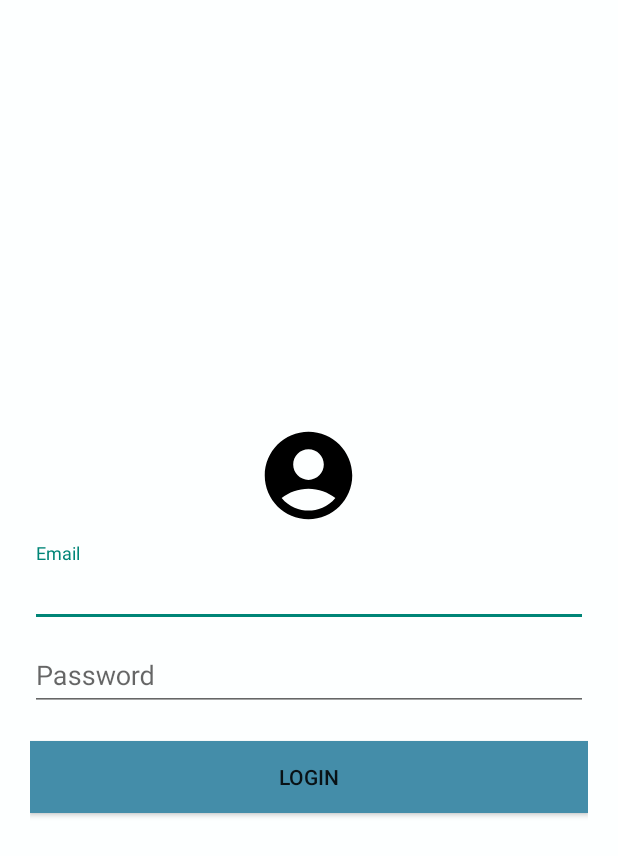
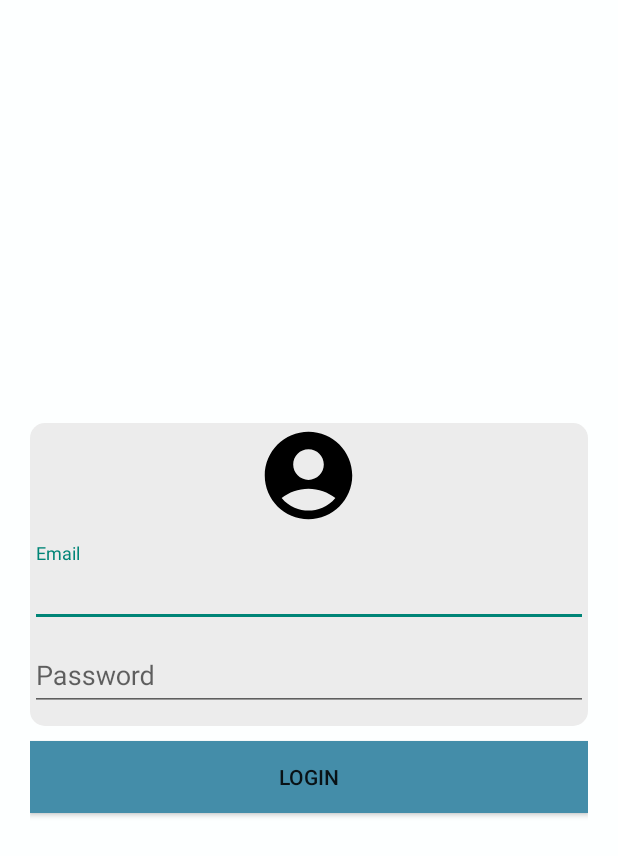
Before and after one commit to emiyuspita/PM-SI21CDX-TWIN-TITANS, an Android app: the screen it shows after launch (MainActivity), on a phone screen of 412 x 824 dp. Shown: the top 856 px of the screen. Run offline under Robolectric (Android 15) with nearby library versions, the phone set to English and light mode, and no system bars.

Commit message:
master: penambahan background pada menu login

```diff
--- a/Program/app/src/main/res/layout/activity_main.xml
+++ b/Program/app/src/main/res/layout/activity_main.xml
@@ -9,6 +9,12 @@
     android:orientation="vertical"
     android:padding="20dp"
     tools:context=".MainActivity">
+
+    <LinearLayout
+        android:layout_width="match_parent"
+        android:layout_height="wrap_content"
+        android:background="@drawable/background"
+        android:orientation="vertical">
 
         <ImageView
             android:layout_width="wrap_content"
@@ -44,6 +50,8 @@
 
         </com.google.android.material.textfield.TextInputLayout>
 
+    </LinearLayout>
+
     <Button
         android:id="@+id/btn_Login"
         android:layout_width="match_parent"
```
Lines whose indentation alone changed are shown as unchanged.
